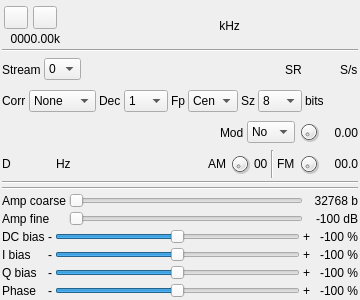
The window that plugins/samplemimo/testmi/testmigui.ui (f4exb/sdrangel) describes before a commit, drawn with Qt 5.
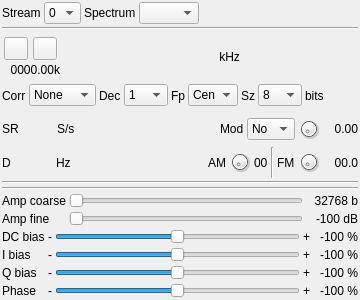
The same window after the commit. Icons and pictures are not drawn. Custom widgets are drawn as their Qt base class.

Commit message: MIMO: test MI: select stream to be displayed on main sperctrum

```diff
--- a/plugins/samplemimo/testmi/testmigui.ui
+++ b/plugins/samplemimo/testmi/testmigui.ui
@@ -50,6 +50,80 @@
    <property name="bottomMargin">
     <number>2</number>
    </property>
+   <item>
+    <layout class="QHBoxLayout" name="streamLayout">
+     <item>
+      <widget class="QLabel" name="label">
+       <property name="text">
+        <string>Stream</string>
+       </property>
+      </widget>
+     </item>
+     <item>
+      <widget class="QComboBox" name="streamIndex">
+       <property name="maximumSize">
+        <size>
+         <width>40</width>
+         <height>16777215</height>
+        </size>
+       </property>
+       <property name="toolTip">
+        <string>Stream index</string>
+       </property>
+       <item>
+        <property name="text">
+         <string>0</string>
+        </property>
+       </item>
+       <item>
+        <property name="text">
+         <string>1</string>
+        </property>
+       </item>
+      </widget>
+     </item>
+     <item>
+      <widget class="QLabel" name="spectrumSourceLabel">
+       <property name="text">
+        <string>Spectrum</string>
+       </property>
+      </widget>
+     </item>
+     <item>
+      <widget class="QComboBox" name="spectrumSource">
+       <property name="maximumSize">
+        <size>
+         <width>60</width>
+         <height>16777215</height>
+        </size>
+       </property>
+       <property name="toolTip">
+        <string>Select stream for main spectrum source</string>
+       </property>
+      </widget>
+     </item>
+     <item>
+      <spacer name="horizontalSpacer_7">
+       <property name="orientation">
+        <enum>Qt::Horizontal</enum>
+       </property>
+       <property name="sizeHint" stdset="0">
+        <size>
+         <width>40</width>
+         <height>20</height>
+        </size>
+       </property>
+      </spacer>
+     </item>
+    </layout>
+   </item>
+   <item>
+    <widget class="Line" name="line_2">
+     <property name="orientation">
+      <enum>Qt::Horizontal</enum>
+     </property>
+    </widget>
+   </item>
    <item>
     <layout class="QHBoxLayout" name="horizontalLayout_freq">
      <property name="topMargin">
@@ -181,114 +255,6 @@
      </item>
     </layout>
    </item>
-   <item>
-    <widget class="Line" name="line_2">
-     <property name="orientation">
-      <enum>Qt::Horizontal</enum>
-     </property>
-    </widget>
-   </item>
-   <item>
-    <layout class="QHBoxLayout" name="channelLayout">
-     <item>
-      <widget class="QLabel" name="label">
-       <property name="text">
-        <string>Stream</string>
-       </property>
-      </widget>
-     </item>
-     <item>
-      <widget class="QComboBox" name="streamIndex">
-       <property name="maximumSize">
-        <size>
-         <width>40</width>
-         <height>16777215</height>
-        </size>
-       </property>
-       <property name="toolTip">
-        <string>Stream index</string>
-       </property>
-       <item>
-        <property name="text">
-         <string>0</string>
-        </property>
-       </item>
-       <item>
-        <property name="text">
-         <string>1</string>
-        </property>
-       </item>
-      </widget>
-     </item>
-     <item>
-      <spacer name="horizontalSpacer_6">
-       <property name="orientation">
-        <enum>Qt::Horizontal</enum>
-       </property>
-       <property name="sizeHint" stdset="0">
-        <size>
-         <width>40</width>
-         <height>20</height>
-        </size>
-       </property>
-      </spacer>
-     </item>
-     <item>
-      <widget class="QLabel" name="samplerateLabel">
-       <property name="sizePolicy">
-        <sizepolicy hsizetype="Maximum" vsizetype="Preferred">
-         <horstretch>0</horstretch>
-         <verstretch>0</verstretch>
-        </sizepolicy>
-       </property>
-       <property name="minimumSize">
-        <size>
-         <width>16</width>
-         <height>0</height>
-        </size>
-       </property>
-       <property name="text">
-        <string>SR</string>
-       </property>
-      </widget>
-     </item>
-     <item>
-      <widget class="ValueDial" name="sampleRate" native="true">
-       <property name="sizePolicy">
-        <sizepolicy hsizetype="Maximum" vsizetype="Maximum">
-         <horstretch>0</horstretch>
-         <verstretch>0</verstretch>
-        </sizepolicy>
-       </property>
-       <property name="minimumSize">
-        <size>
-         <width>32</width>
-         <height>16</height>
-        </size>
-       </property>
-       <property name="font">
-        <font>
-         <family>Liberation Mono</family>
-         <pointsize>12</pointsize>
-        </font>
-       </property>
-       <property name="cursor">
-        <cursorShape>PointingHandCursor</cursorShape>
-       </property>
-       <property name="toolTip">
-        <string>Generator sample rate (S/s)</string>
-       </property>
-      </widget>
-     </item>
-     <item>
-      <widget class="QLabel" name="sampleRateUnit">
-       <property name="text">
-        <string>S/s</string>
-       </property>
-      </widget>
-     </item>
-    </layout>
-   </item>
    <item>
     <layout class="QHBoxLayout" name="autoCorrectionsLayout">
      <item>
@@ -481,6 +447,60 @@
      <property name="bottomMargin">
       <number>2</number>
      </property>
+     <item>
+      <widget class="QLabel" name="samplerateLabel">
+       <property name="sizePolicy">
+        <sizepolicy hsizetype="Maximum" vsizetype="Preferred">
+         <horstretch>0</horstretch>
+         <verstretch>0</verstretch>
+        </sizepolicy>
+       </property>
+       <property name="minimumSize">
+        <size>
+         <width>16</width>
+         <height>0</height>
+        </size>
+       </property>
+       <property name="text">
+        <string>SR</string>
+       </property>
+      </widget>
+     </item>
+     <item>
+      <widget class="ValueDial" name="sampleRate" native="true">
+       <property name="sizePolicy">
+        <sizepolicy hsizetype="Maximum" vsizetype="Maximum">
+         <horstretch>0</horstretch>
+         <verstretch>0</verstretch>
+        </sizepolicy>
+       </property>
+       <property name="minimumSize">
+        <size>
+         <width>32</width>
+         <height>16</height>
+        </size>
+       </property>
+       <property name="font">
+        <font>
+         <family>Liberation Mono</family>
+         <pointsize>12</pointsize>
+        </font>
+       </property>
+       <property name="cursor">
+        <cursorShape>PointingHandCursor</cursorShape>
+       </property>
+       <property name="toolTip">
+        <string>Generator sample rate (S/s)</string>
+       </property>
+      </widget>
+     </item>
+     <item>
+      <widget class="QLabel" name="sampleRateUnit">
+       <property name="text">
+        <string>S/s</string>
+       </property>
+      </widget>
+     </item>
      <item>
       <spacer name="horizontalSpacer_5">
        <property name="orientation">
```
The commit also changes 4 other files.
